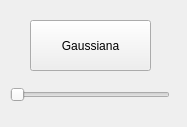
Qt form components/socialnavigationAgent/src/mainUI.ui (carloslobatog/robocomp-shelly) before a commit.
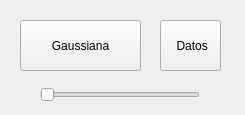
The same form after that commit.

```diff
--- a/components/socialnavigationAgent/src/mainUI.ui
+++ b/components/socialnavigationAgent/src/mainUI.ui
@@ -6,8 +6,8 @@
    <rect>
     <x>0</x>
     <y>0</y>
-    <width>187</width>
-    <height>127</height>
+    <width>245</width>
+    <height>115</height>
    </rect>
   </property>
   <property name="windowTitle">
@@ -16,7 +16,7 @@
   <widget class="QPushButton" name="gaussiana">
    <property name="geometry">
     <rect>
-     <x>30</x>
+     <x>20</x>
      <y>20</y>
      <width>121</width>
      <height>51</height>
@@ -29,7 +29,7 @@
   <widget class="QSlider" name="proximidad">
    <property name="geometry">
     <rect>
-     <x>10</x>
+     <x>40</x>
      <y>80</y>
      <width>160</width>
      <height>29</height>
@@ -39,6 +39,19 @@
     <enum>Qt::Horizontal</enum>
    </property>
   </widget>
+  <widget class="QPushButton" name="datos">
+   <property name="geometry">
+    <rect>
+     <x>160</x>
+     <y>20</y>
+     <width>61</width>
+     <height>51</height>
+    </rect>
+   </property>
+   <property name="text">
+    <string> Datos</string>
+   </property>
+  </widget>
  </widget>
  <resources/>
  <connections/>
```
